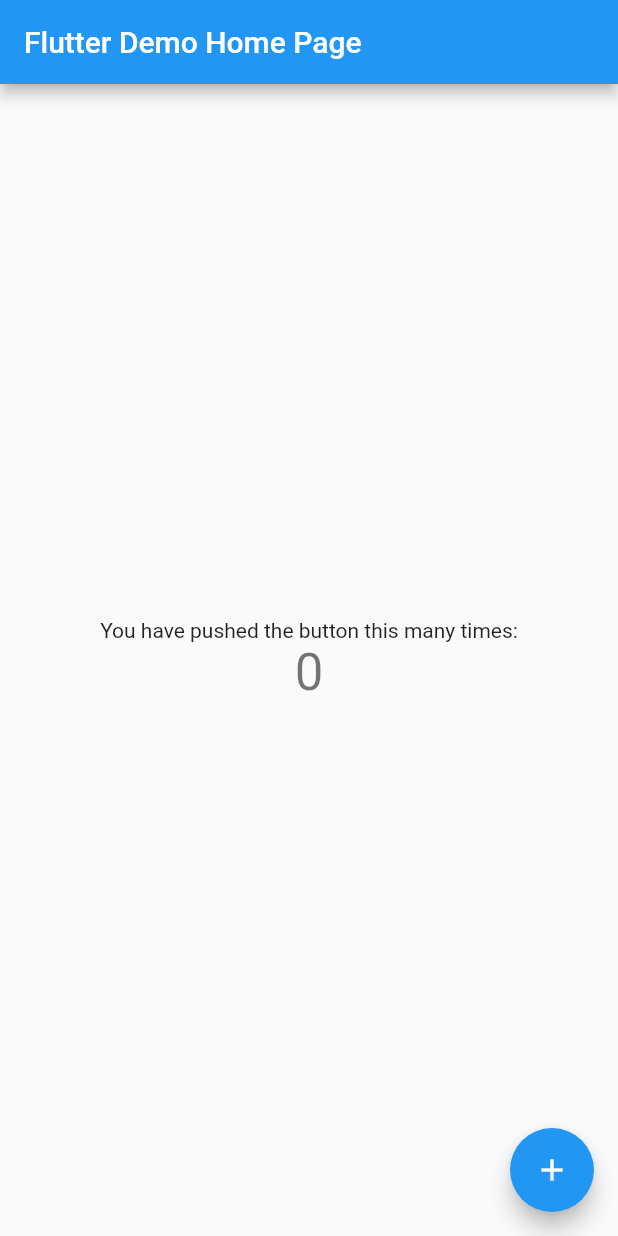
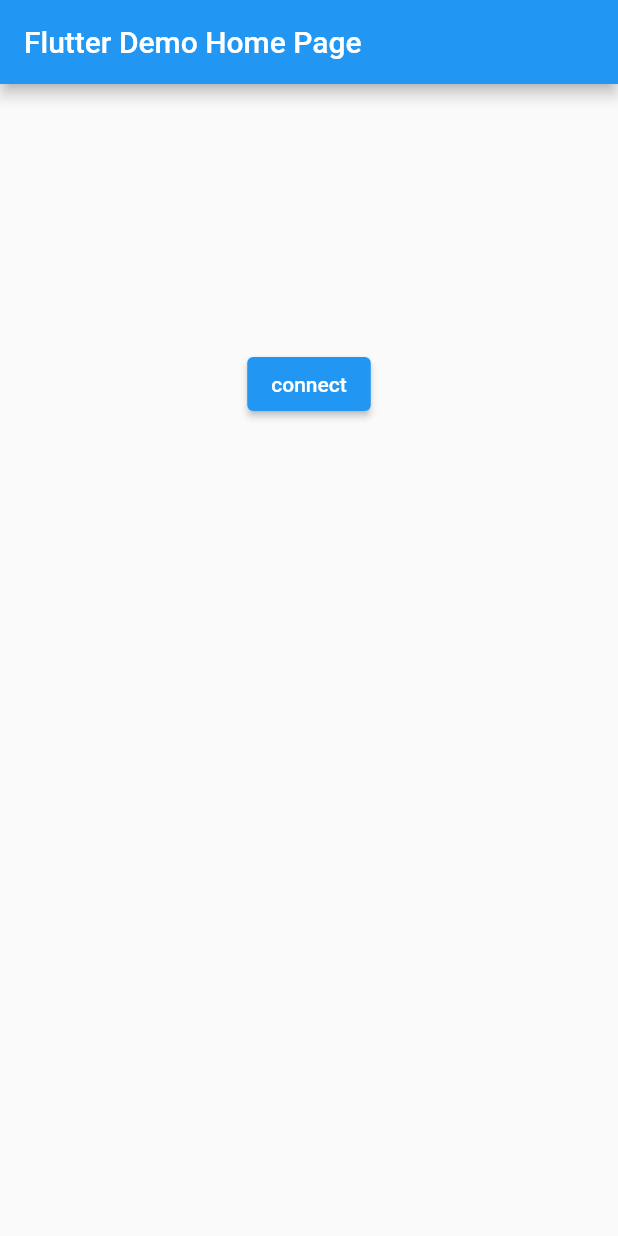
Before and after one commit to Ahmed-hussien90/flutter_telegrambot_sample, a Flutter app: the screen it shows after launch, on a phone screen of 412 x 824 dp. Run offline on Flutter 3.47's test engine with Material 2 defaults, Android fonts, the phone set to English and light mode, and no system bars; missing offline and left inert: teledart.

Commit message:
connect with telebot

```diff
--- a/lib/main.dart
+++ b/lib/main.dart
@@ -1,4 +1,7 @@
 import 'package:flutter/material.dart';
+import 'package:teledart/teledart.dart';
+import 'package:teledart/telegram.dart';
+import 'package:untitled/utils/constants.dart';
 
 void main() {
   runApp(const MyApp());
@@ -23,15 +26,6 @@ class MyApp extends StatelessWidget {
 class MyHomePage extends StatefulWidget {
   const MyHomePage({super.key, required this.title});
 
-  // This widget is the home page of your application. It is stateful, meaning
-  // that it has a State object (defined below) that contains fields that affect
-  // how it looks.
-
-  // This class is the configuration for the state. It holds the values (in this
-  // case the title) provided by the parent (in this case the App widget) and
-  // used by the build method of the State. Fields in a Widget subclass are
-  // always marked "final".
-
   final String title;
 
   @override
@@ -39,50 +33,40 @@ class MyHomePage extends StatefulWidget {
 }
 
 class _MyHomePageState extends State<MyHomePage> {
-  int _counter = 0;
-
-  void _incrementCounter() {
-    setState(() {
-      // This call to setState tells the Flutter framework that something has
-      // changed in this State, which causes it to rerun the build method below
-      // so that the display can reflect the updated values. If we changed
-      // _counter without calling setState(), then the build method would not be
-      // called again, and so nothing would appear to happen.
-      _counter++;
-    });
-  }
+  String botName = "";
 
   @override
   Widget build(BuildContext context) {
-    // This method is rerun every time setState is called, for instance as done
-    // by the _incrementCounter method above.
-    //
-    // The Flutter framework has been optimized to make rerunning build methods
-    // fast, so that you can just rebuild anything that needs updating rather
-    // than having to individually change instances of widgets.
     return Scaffold(
       appBar: AppBar(
         title: Text(widget.title),
       ),
       body: Center(
         child: Column(
-          mainAxisAlignment: MainAxisAlignment.center,
+          mainAxisAlignment: MainAxisAlignment.spaceAround,
+          crossAxisAlignment: CrossAxisAlignment.center,
           children: <Widget>[
-            const Text(
-              'You have pushed the button this many times:',
-            ),
-            Text(
-              '$_counter',
-              style: Theme.of(context).textTheme.headlineMedium,
-            ),
+            ElevatedButton(
+                onPressed: connectWithTelegram, child: const Text("connect")),
+            Text(botName)
           ],
         ),
       ),
-      floatingActionButton: FloatingActionButton(
-        onPressed: _incrementCounter,
-        tooltip: 'Increment',
-        child: const Icon(Icons.add),
-      ), // This trailing comma makes auto-formatting nicer for build methods.
     );
   }
+
+  connectWithTelegram() async {
+    try {
+      var bot = (await Telegram(BOT_TOKEN).getMe());
+      setState(() {
+        botName = "connected with telegram username : ${bot.username}";
+      });
+      var teledart = TeleDart(BOT_TOKEN, Event(botName));
+      teledart.start();
+    } catch (e) {
+      setState(() {
+        botName = "can't connected with telegram check bot token";
+      });
+    }
+  }
 }
--- /dev/null
+++ b/lib/utils/constants.dart
@@ -0,0 +1 @@
+const BOT_TOKEN = 'YOUR_BOT_TOKEN_FROM_BOT_FATHER';
--- a/pubspec.yaml
+++ b/pubspec.yaml
@@ -35,6 +35,7 @@ dependencies:
   # The following adds the Cupertino Icons font to your application.
   # Use with the CupertinoIcons class for iOS style icons.
   cupertino_icons: ^1.0.2
+  teledart: ^0.5.6
 
 dev_dependencies:
   flutter_test:
```
Also changed, not shown: pubspec.lock.
